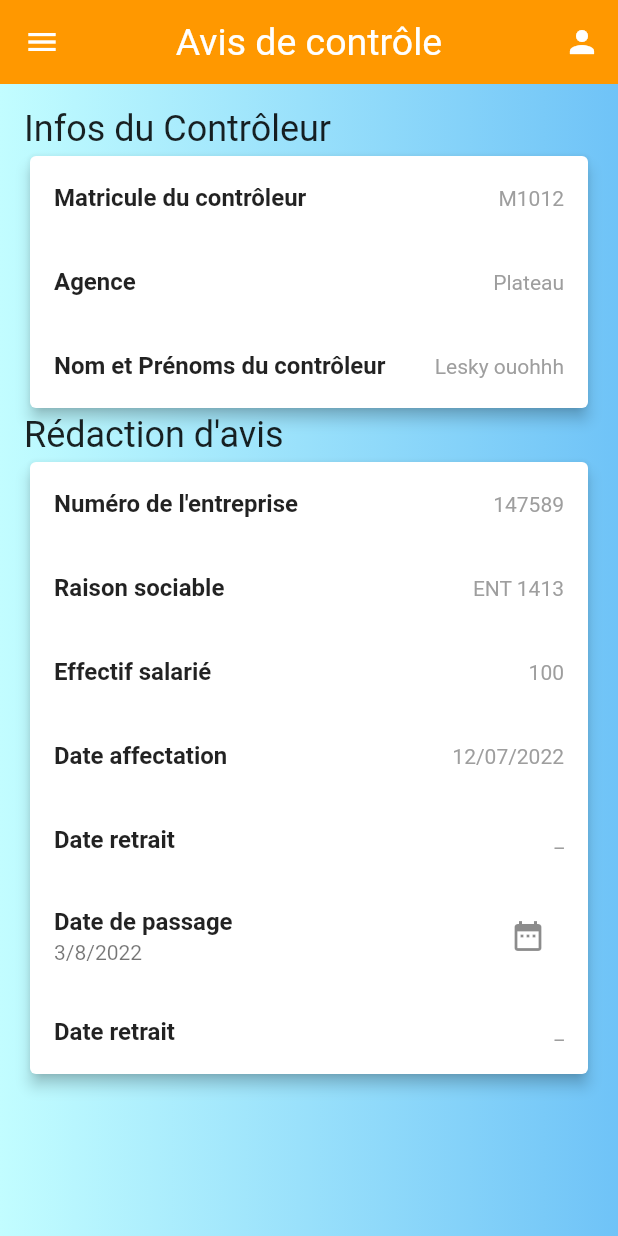
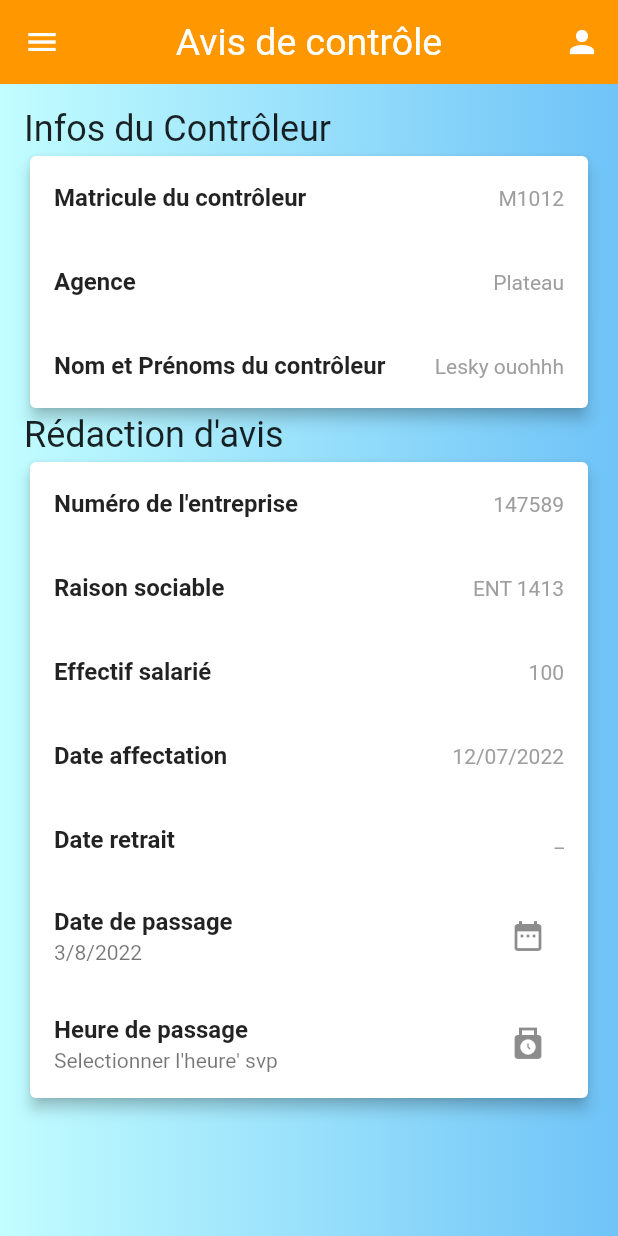
Before and after one commit to GABDHEN/e-CE, a Flutter app: the Avis_controle screen opened directly, on a phone screen of 412 x 824 dp. Run offline on Flutter 3.47's test engine with Material 2 defaults, Android fonts, the light colour scheme and no system bars; our stand-ins replace flutter_custom_clippers; missing offline and left inert: card_settings.

Commit message:
Page avis revisitée

```diff
--- a/mobile/lib/constants/constant.service.dart
+++ b/mobile/lib/constants/constant.service.dart
@@ -1,4 +1,4 @@
 // ignore_for_file: constant_identifier_names
 
-const API_URL = "http://192.168.1.117:1930/ords/dev/STAGE";
+const API_URL = "http://10.36.32.8:1930/ords/dev/STAGE";
 const authUri = "$API_URL/AUTHENTICATION";
--- a/mobile/lib/screens/Avis_contrôle.dart
+++ b/mobile/lib/screens/Avis_contrôle.dart
@@ -1,4 +1,4 @@
-// ignore_for_file: camel_case_types, prefer_const_constructors, avoid_unnecessary_containers, unused_local_variable, prefer_const_literals_to_create_immutables
+// ignore_for_file: camel_case_types, prefer_const_constructors, avoid_unnecessary_containers, unused_local_variable, prefer_const_literals_to_create_immutables, unnecessary_brace_in_string_interps
 import 'package:card_settings/card_settings.dart';
 import 'package:flutter/material.dart';
 
@@ -13,6 +13,18 @@ class Avis_controle extends StatefulWidget {
 
 class _Avis_controleState extends State<Avis_controle> {
   DateTime date = DateTime.now();
+  String? selectedtime;
+  String dropdownValue = "Civilité du Signataire";
+
+  Future<void> displayTimeDialog() async {
+    final TimeOfDay? time =
+        await showTimePicker(context: context, initialTime: TimeOfDay.now());
+    if (time != null) {
+      setState(() {
+        selectedtime = time.format(context);
+      });
+    }
+  }
 
   @override
   Widget build(BuildContext context) {
@@ -183,15 +195,38 @@ class _Avis_controleState extends State<Avis_controle> {
                     ),
                     ListTile(
                       title: Text(
-                        "Date retrait",
+                        "Heure de passage",
                         style: TextStyle(fontWeight: FontWeight.bold),
                       ),
-                      trailing: Text(
-                        "_",
-                        style: TextStyle(color: Colors.grey),
+                      subtitle: Text(selectedtime != null
+                          ? '$selectedtime'
+                          : "Selectionner l'heure' svp"),
+                      trailing: IconButton(
+                        icon: Icon(Icons.punch_clock),
+                        onPressed: displayTimeDialog,
                       ),
                       onTap: () {},
                     ),
+                    /*  DropdownButton(
+                      value: dropdownvalue,
+                      items: [
+                        'Madame',
+                        'Monsieur',
+                        'Mademoiselle',
+                      ].map<DropdownMenuItem>(
+                        (String value) {
+                          return DropdownMenuItem<String>(
+                            value: value,
+                            child: Text(value),
+                          );
+                        },
+                      ).toList(),
+                      onChanged: (String? newValue) {
+                        setState(() {
+                          dropdownValue = newValue!;
+                        });
+                      },
+                    ), */
                   ],
                 ),
               )
```
